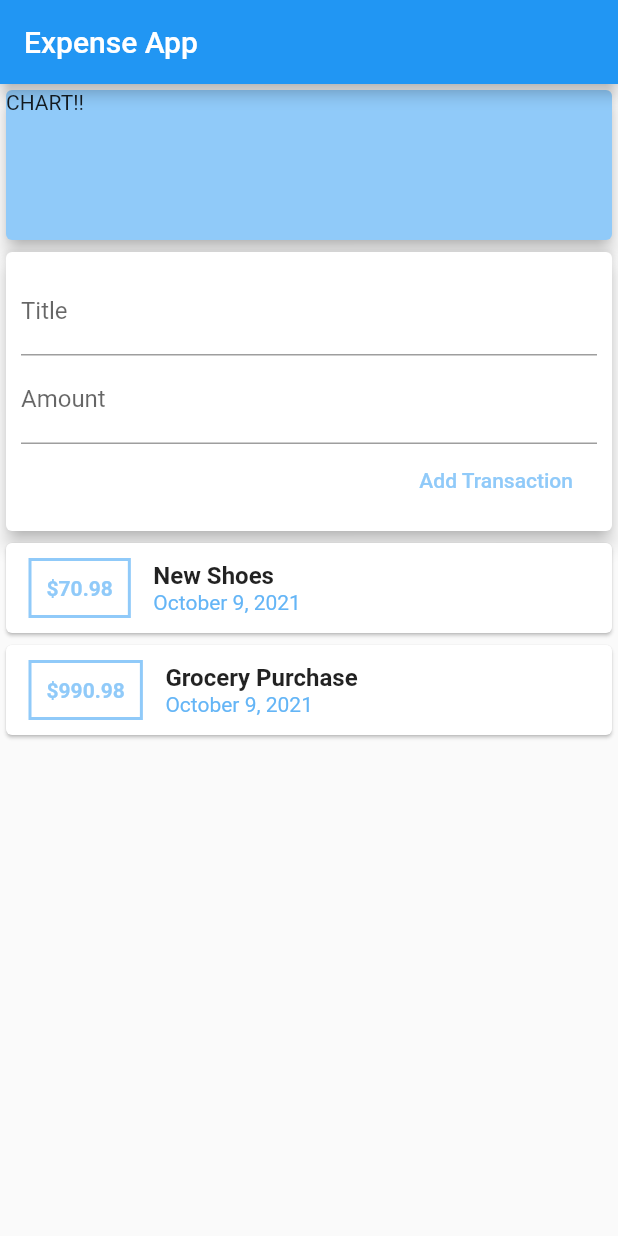
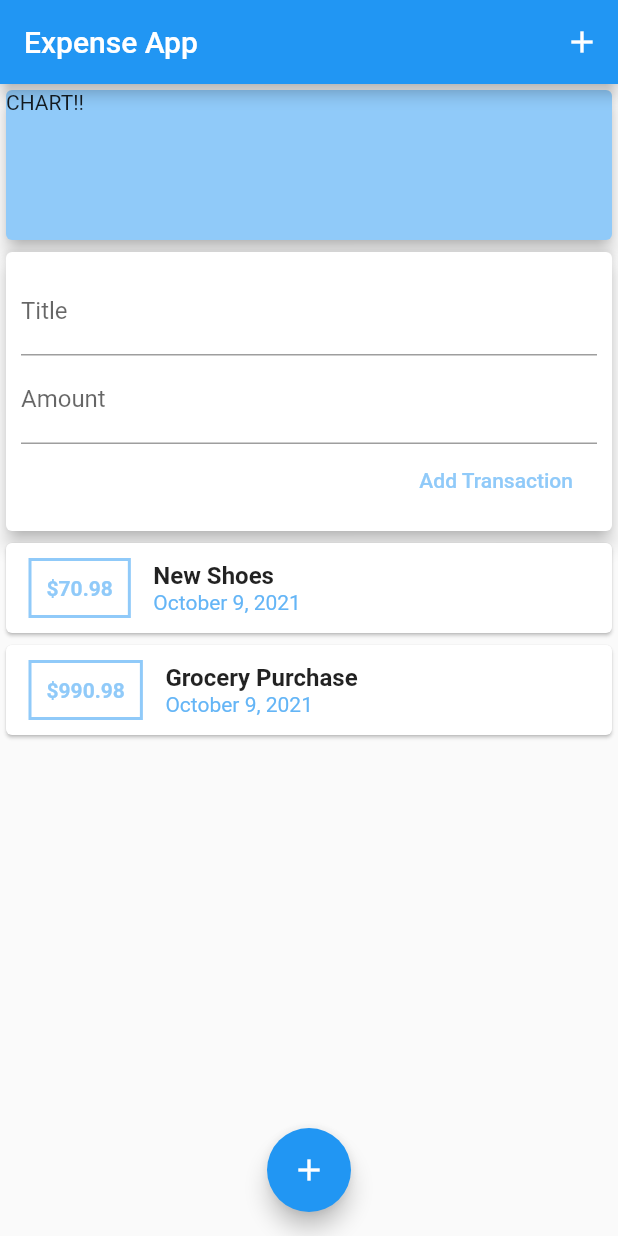
Before and after one commit to ZaidKhan15/Go_Expense, a Flutter app: the screen it shows after launch, on a phone screen of 412 x 824 dp. Run offline on Flutter 3.47's test engine with Material 2 defaults, Android fonts, the phone set to English and light mode, and no system bars.

Commit message:
added buttn

```diff
--- a/lib/main.dart
+++ b/lib/main.dart
@@ -25,6 +25,9 @@ class MyHomePage extends StatelessWidget {
     return Scaffold(
       appBar: AppBar(
         title: Text('Expense App'),
+        actions: <Widget>[
+          IconButton(onPressed: () {}, icon: Icon(Icons.add))
+        ],
       ),
       body: SingleChildScrollView(
         child: Column(
@@ -47,7 +50,8 @@ class MyHomePage extends StatelessWidget {
             ],
           ),
       ),
-
+      floatingActionButtonLocation: FloatingActionButtonLocation.centerFloat,
+      floatingActionButton: FloatingActionButton(child: Icon(Icons.add),),
     );
   }
 }
--- a/lib/new_transaction.dart
+++ b/lib/new_transaction.dart
@@ -38,20 +38,20 @@ if(enteredText.isEmpty || enteredAmount <= 0)
                   TextField(
                     decoration: InputDecoration(labelText: 'Title'),
                    controller: titleController,
-                    onSubmitted: (_) => submitData,
+                    onSubmitted: (_) => submitData(),
                    //onChanged: (val){ titleInput = val;                    },
                   ),
                   TextField(
                     decoration: InputDecoration(labelText: 'Amount'),
                     controller: amountController,
                     keyboardType: TextInputType.number,
-                    onSubmitted: (_) => submitData,
+                    onSubmitted: (_) => submitData(),
                     //onChanged: (val) => amountInput = val ,
                   ),
                   FlatButton(
                     child: Text('Add Transaction'),
                     textColor: Colors.blue[200],
-                    onPressed:()=>submitData(),
+                    onPressed:()=>submitData,
                   ),
                 ],
               ),
--- a/lib/transaction_lists.dart
+++ b/lib/transaction_lists.dart
@@ -28,7 +28,7 @@ class TransactionList extends StatelessWidget {
                             Border.all(color: Colors.blue[200], width: 2)),
                     padding: EdgeInsets.all(10),
                     child: Text(
-                      '\$${transactions[index].amount}',
+                      '\$${transactions[index].amount.toStringAsFixed(2)}',
                       // tx.amount.toString(),
                       style: TextStyle(
                           fontWeight: FontWeight.bold,
```
